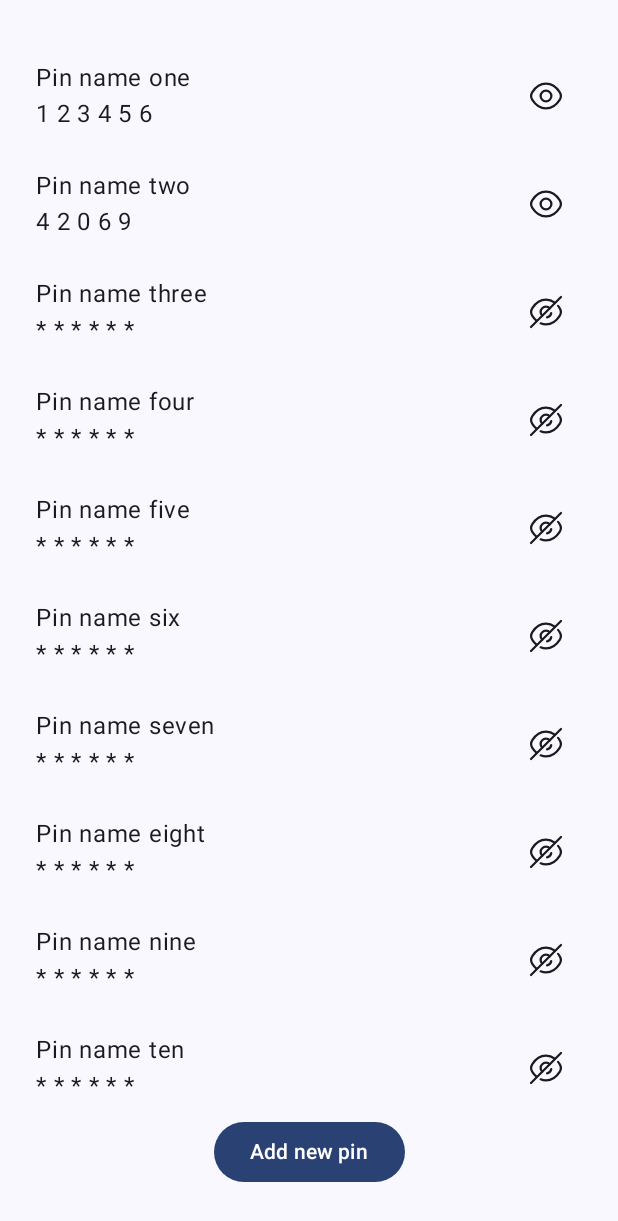
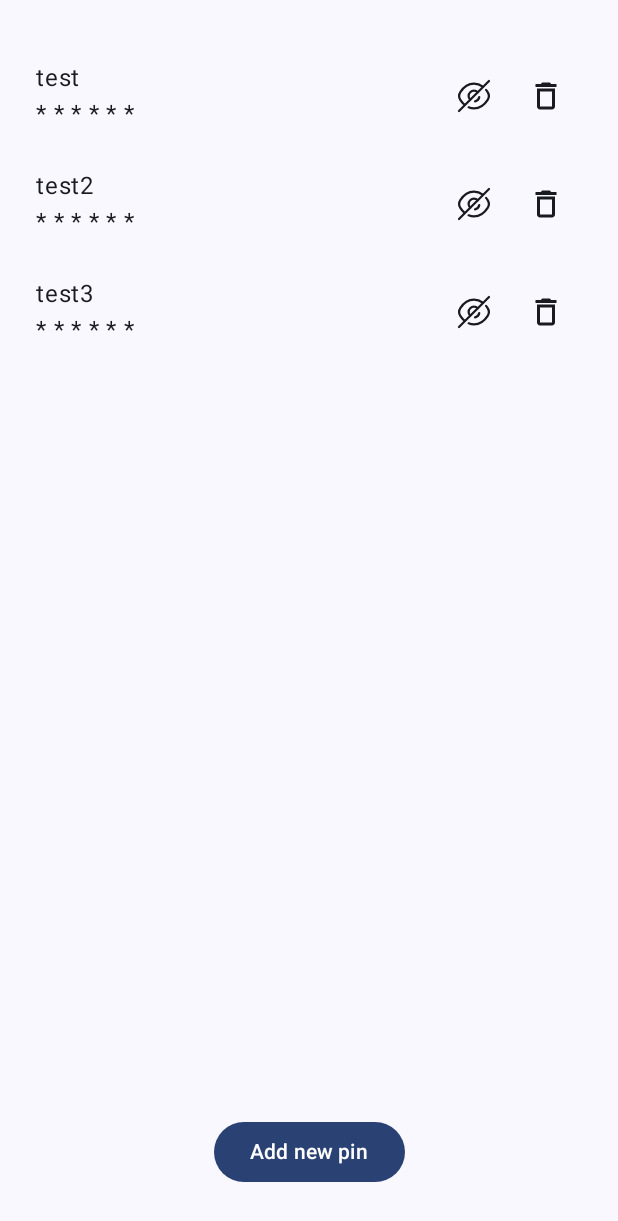
Before and after one commit to GulderBone/Unpintrested, an Android app built with Jetpack Compose: the screen it shows after launch (MainActivity), on a phone screen of 412 x 824 dp. Shown: the top 1221 px of the screen. Run offline under Robolectric (Android 15) with nearby library versions, the phone set to English and light mode, and no system bars; our stand-ins replace Dagger/Hilt's generated code, Room's generated code.

Commit message:
visiblity handling and deleting items

```diff
--- a/core/data/src/main/java/com/gulderbone/core/data/pin/OfflinePinRepository.kt
+++ b/core/data/src/main/java/com/gulderbone/core/data/pin/OfflinePinRepository.kt
@@ -16,5 +16,5 @@ class OfflinePinRepository @Inject constructor(
 
     override suspend fun insertPin(pin: Pin): EmptyResult<DatabaseError> = localPinDataSource.insertPin(pin)
 
-    override suspend fun deletePin(name: String) = localPinDataSource.deletePin(name)
+    override suspend fun deletePin(name: String): EmptyResult<DatabaseError> = localPinDataSource.deletePin(name)
 }
--- a/core/database/src/main/java/com/gulderbone/core/database/dao/PinDao.kt
+++ b/core/database/src/main/java/com/gulderbone/core/database/dao/PinDao.kt
@@ -13,7 +13,7 @@ internal interface PinDao {
     @Insert(onConflict = OnConflictStrategy.ABORT)
     suspend fun insertPin(pin: PinEntity)
 
-    @Query("SELECT * FROM pinentity ORDER BY name DESC")
+    @Query("SELECT * FROM pinentity ORDER BY name ASC")
     fun getPins(): Flow<List<PinEntity>>
 
     @Query("DELETE FROM pinentity WHERE name = :name")
--- a/core/domain/src/main/java/com/gulderbone/core/domain/pin/LocalPinDataSource.kt
+++ b/core/domain/src/main/java/com/gulderbone/core/domain/pin/LocalPinDataSource.kt
@@ -7,5 +7,5 @@ import kotlinx.coroutines.flow.Flow
 interface LocalPinDataSource {
     fun getPins(): Flow<List<Pin>>
     suspend fun insertPin(pin: Pin): EmptyResult<DatabaseError>
-    suspend fun deletePin(name: String)
+    suspend fun deletePin(name: String): EmptyResult<DatabaseError>
 }
--- a/core/domain/src/main/java/com/gulderbone/core/domain/pin/PinRepository.kt
+++ b/core/domain/src/main/java/com/gulderbone/core/domain/pin/PinRepository.kt
@@ -7,5 +7,5 @@ import kotlinx.coroutines.flow.Flow
 interface PinRepository {
     fun getPins(): Flow<List<Pin>>
     suspend fun insertPin(pin: Pin): EmptyResult<DatabaseError>
-    suspend fun deletePin(name: String)
+    suspend fun deletePin(name: String): EmptyResult<DatabaseError>
 }
--- a/core/domain/src/main/java/com/gulderbone/core/domain/util/DatabaseError.kt
+++ b/core/domain/src/main/java/com/gulderbone/core/domain/util/DatabaseError.kt
@@ -1,6 +1,6 @@
 package com.gulderbone.core.domain.util
 
 sealed interface DatabaseError: Error {
-
     data object AlreadyExists: DatabaseError
+    data object Unknown: DatabaseError
 }
--- a/core/presentation/designsystem/src/main/java/com/gulderbone/core/presentation/designsystem/Icons.kt
+++ b/core/presentation/designsystem/src/main/java/com/gulderbone/core/presentation/designsystem/Icons.kt
@@ -12,3 +12,7 @@ val EyeClosedIcon: ImageVector
 val EyeOpenedIcon: ImageVector
     @Composable
     get() = ImageVector.vectorResource(id = R.drawable.eye_opened)
+
+val TrashIcon: ImageVector
+    @Composable
+    get() = ImageVector.vectorResource(id = R.drawable.delete)
--- /dev/null
+++ b/core/presentation/designsystem/src/main/res/drawable/delete.xml
@@ -0,0 +1,5 @@
+<vector xmlns:android="http://schemas.android.com/apk/res/android" android:height="24dp" android:tint="#000000" android:viewportHeight="24" android:viewportWidth="24" android:width="24dp">
+
+    <path android:fillColor="@android:color/white" android:pathData="M6,19c0,1.1 0.9,2 2,2h8c1.1,0 2,-0.9 2,-2L18,7L6,7v12zM8,9h8v10L8,19L8,9zM15.5,4l-1,-1h-5l-1,1L5,4v2h14L19,4z"/>
+
+</vector>
--- a/pin/presentation/src/main/java/com/gulderbone/pin/presentation/feature/home/PinCard.kt
+++ b/pin/presentation/src/main/java/com/gulderbone/pin/presentation/feature/home/PinCard.kt
@@ -10,9 +10,13 @@ import androidx.compose.material3.Icon
 import androidx.compose.material3.IconButton
 import androidx.compose.material3.Text
 import androidx.compose.runtime.Composable
-import androidx.compose.ui.Alignment
 import androidx.compose.ui.Modifier
 import androidx.compose.ui.unit.dp
+import com.gulderbone.core.presentation.designsystem.EyeClosedIcon
+import com.gulderbone.core.presentation.designsystem.EyeOpenedIcon
+import com.gulderbone.core.presentation.designsystem.ThemePreviews
+import com.gulderbone.core.presentation.designsystem.TrashIcon
+import com.gulderbone.core.presentation.designsystem.UnpintrestedTheme
 
 @Composable
 fun PinCard(
@@ -20,6 +24,7 @@ fun PinCard(
     value: String,
     isPinVisible: Boolean,
     onTogglePinVisibility: () -> Unit,
+    onDelete: () -> Unit,
     modifier: Modifier = Modifier,
 ) {
     Row(
@@ -31,18 +36,49 @@ fun PinCard(
     ) {
         Column {
             Text(text = name)
-            Text(text = value)
+            Text(
+                text = if (isPinVisible) {
+                    value
+                } else {
+                    "* * * * * *"
                 }
+            )
+        }
+        Row {
             IconButton(onClick = onTogglePinVisibility) {
                 Icon(
-                modifier = Modifier.align(Alignment.CenterVertically),
                     imageVector = if (isPinVisible) {
-                    com.gulderbone.core.presentation.designsystem.EyeOpenedIcon
+                        EyeOpenedIcon
                     } else {
-                    com.gulderbone.core.presentation.designsystem.EyeClosedIcon
+                        EyeClosedIcon
                     },
-                contentDescription = "Arrow Forward",
+                    contentDescription = if (isPinVisible) {
+                        "Hide Pin"
+                    } else {
+                        "Show Pin"
+                    },
+                )
+            }
+            IconButton(onClick = onDelete) {
+                Icon(
+                    imageVector = TrashIcon,
+                    contentDescription = "Delete Pin",
                 )
             }
         }
     }
+}
+
+@ThemePreviews
+@Composable
+fun PinCardPreview() {
+    UnpintrestedTheme {
+        PinCard(
+            name = "Name",
+            value = "Value",
+            isPinVisible = true,
+            onTogglePinVisibility = {},
+            onDelete = {},
+        )
+    }
+}
--- a/pin/presentation/src/main/java/com/gulderbone/pin/presentation/feature/home/PinListAction.kt
+++ b/pin/presentation/src/main/java/com/gulderbone/pin/presentation/feature/home/PinListAction.kt
@@ -1,6 +1,7 @@
 package com.gulderbone.pin.presentation.feature.home
 
 sealed interface PinListAction {
-    data object AddNewPin : PinListAction
-    data class PinVisibilityChanged(val pinId: Int, val isVisible: Boolean) : PinListAction
+    data object AddNewPinClicked : PinListAction
+    data class DeletePinClicked(val pinName: String) : PinListAction
+    data class PinVisibilityChanged(val pinName: String, val isVisible: Boolean) : PinListAction
 }
--- a/pin/presentation/src/main/java/com/gulderbone/pin/presentation/feature/home/PinListState.kt
+++ b/pin/presentation/src/main/java/com/gulderbone/pin/presentation/feature/home/PinListState.kt
@@ -5,7 +5,6 @@ data class PinListState(
 )
 
 data class PinUi(
-    val id: Int,
     val name: String,
     val pin: String,
     val isVisible: Boolean = false,
--- a/pin/presentation/src/main/java/com/gulderbone/pin/presentation/feature/home/PinListViewModel.kt
+++ b/pin/presentation/src/main/java/com/gulderbone/pin/presentation/feature/home/PinListViewModel.kt
@@ -7,6 +7,7 @@ import androidx.lifecycle.ViewModel
 import androidx.lifecycle.viewModelScope
 import com.gulderbone.core.domain.pin.Pin
 import com.gulderbone.core.domain.pin.PinRepository
+import com.gulderbone.core.domain.util.Result
 import dagger.hilt.android.lifecycle.HiltViewModel
 import kotlinx.coroutines.launch
 import javax.inject.Inject
@@ -14,7 +15,11 @@ import javax.inject.Inject
 @HiltViewModel
 class PinListViewModel @Inject constructor(
     private val pinRepository: PinRepository,
+    private val pinUiMapper: PinUiMapper,
 ) : ViewModel() {
+
+    var state by mutableStateOf(PinListState())
+        private set
 
     init {
         viewModelScope.launch {
@@ -36,35 +41,37 @@ class PinListViewModel @Inject constructor(
                     value = 123456,
                 )
             )
+            pinRepository.getPins().collect { pins ->
+                state = state.copy(pins = pins.map(pinUiMapper::from))
+            }
         }
     }
 
-    var state by mutableStateOf(PinListState(pins = initialPins))
-        private set
-
     fun onAction(action: PinListAction) {
         when (action) {
-            PinListAction.AddNewPin -> {}
-            is PinListAction.PinVisibilityChanged -> {}
+            is PinListAction.PinVisibilityChanged -> {
+                state = state.copy(pins = state.pins.map {
+                    if (it.name == action.pinName) {
+                        it.copy(isVisible = action.isVisible)
+                    } else {
+                        it
+                    }
+                })
+            }
+            is PinListAction.DeletePinClicked -> {
+                onDeletePinClicked(action)
+            }
+
+            else -> {}
+        }
+    }
+
+    private fun onDeletePinClicked(action: PinListAction.DeletePinClicked) {
+        viewModelScope.launch {
+            val result = pinRepository.deletePin(action.pinName)
+            if (result is Result.Success) {
+                state = state.copy(pins = state.pins.filter { it.name != action.pinName })
+            }
         }
     }
 }
-
-val initialPins = listOf(
-    PinUi(1, "Pin name one", "1 2 3 4 5 6", true),
-    PinUi(2, "Pin name two", "4 2 0 6 9", true),
-    PinUi(3, "Pin name three", "* * * * * *", false),
-    PinUi(4, "Pin name four", "* * * * * *", false),
-    PinUi(5, "Pin name five", "* * * * * *", false),
-    PinUi(6, "Pin name six", "* * * * * *", false),
-    PinUi(7, "Pin name seven", "* * * * * *", false),
-    PinUi(8, "Pin name eight", "* * * * * *", false),
-    PinUi(9, "Pin name nine", "* * * * * *", false),
-    PinUi(10, "Pin name ten", "* * * * * *", false),
-    PinUi(11, "Pin name eleven", "* * * * * *", false),
-    PinUi(12, "Pin name twelve", "* * * * * *", false),
-    PinUi(13, "Pin name thirteen", "* * * * * *", false),
-    PinUi(14, "Pin name fourteen", "* * * * * *", false),
-    PinUi(15, "Pin name fifteen", "* * * * * *", false),
-    PinUi(16, "Pin name sixteen", "* * * * * *", false),
-)
--- /dev/null
+++ b/pin/presentation/src/main/java/com/gulderbone/pin/presentation/feature/home/PinUiMapper.kt
@@ -0,0 +1,15 @@
+package com.gulderbone.pin.presentation.feature.home
+
+import com.gulderbone.core.domain.pin.Pin
+import javax.inject.Inject
+
+class PinUiMapper @Inject constructor() {
+
+    fun from(pin: Pin): PinUi = with(pin) {
+        PinUi(
+            name = name,
+            pin = value.toString(),
+            isVisible = false,
+        )
+    }
+}
```
Also changed, not shown: core/database/src/main/java/com/gulderbone/core/database/RoomLocalPinDataSource.kt (+7 -2 lines), pin/presentation/src/main/java/com/gulderbone/pin/presentation/feature/home/PinListScreen.kt (+5 -4 lines). Lines whose indentation alone changed are shown as unchanged.
